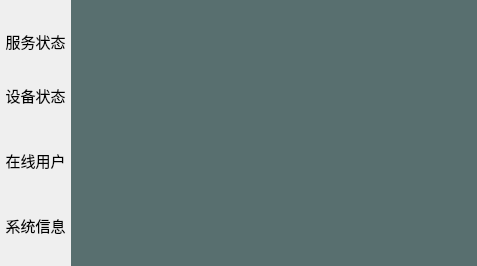
The window that mainwindow.ui (piaoliushi/SmartServer) describes before a commit, drawn with Qt 5.
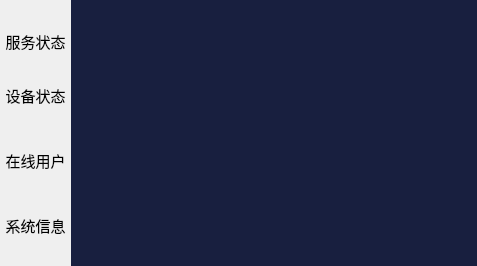
The same window after the commit. Icons and pictures are not drawn.

Patch:
```diff
--- a/mainwindow.ui
+++ b/mainwindow.ui
@@ -269,7 +269,7 @@
       <item>
        <widget class="QStackedWidget" name="swContainter">
         <property name="styleSheet">
-         <string notr="true">background:#586f6f;</string>
+         <string notr="true">background:#181f3f;</string>
         </property>
         <property name="frameShape">
          <enum>QFrame::NoFrame</enum>
```
Left out of the diff: 8 changed lines with no effect on the pictures.
